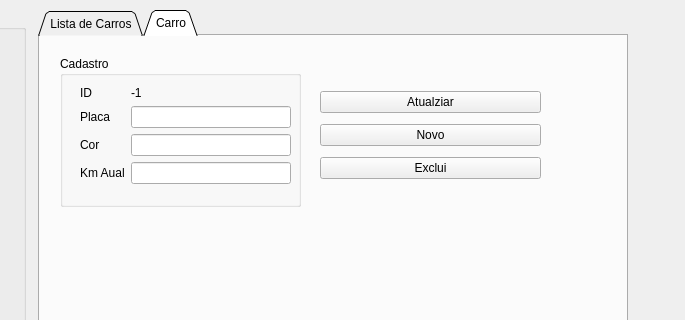
Above: POO_Trabalho_M2/moduleselection.ui from mathiashemmer/uni-devops before the change; both pictures show x 145 to 830 and y 0 to 320 of the 830 by 549 pixel window. Below: the same form after it.
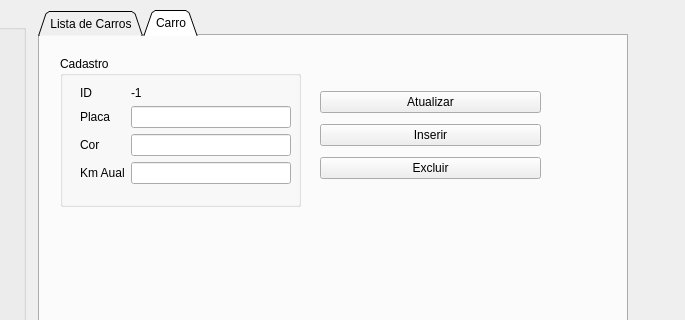
That is the form after the change. The open tabs and pages were chosen to show the change.

```diff
--- a/POO_Trabalho_M2/moduleselection.ui
+++ b/POO_Trabalho_M2/moduleselection.ui
@@ -243,7 +243,7 @@
         <x>20</x>
         <y>30</y>
         <width>211</width>
-        <height>107</height>
+        <height>114</height>
        </rect>
       </property>
       <layout class="QFormLayout" name="formLayout">
@@ -331,21 +331,21 @@
       <item>
        <widget class="QPushButton" name="btn_carros_cadastro_atualiza">
         <property name="text">
-         <string>Atualziar</string>
+         <string>Atualizar</string>
         </property>
        </widget>
       </item>
       <item>
        <widget class="QPushButton" name="btn_carros_cadastro_novo">
         <property name="text">
-         <string>Novo</string>
+         <string>Inserir</string>
         </property>
        </widget>
       </item>
       <item>
        <widget class="QPushButton" name="btn_carros_cadastro_exclui">
         <property name="text">
-         <string>Exclui</string>
+         <string>Excluir</string>
         </property>
        </widget>
       </item>
```
Left out of the diff: 6 changed lines with no effect on the pictures.
